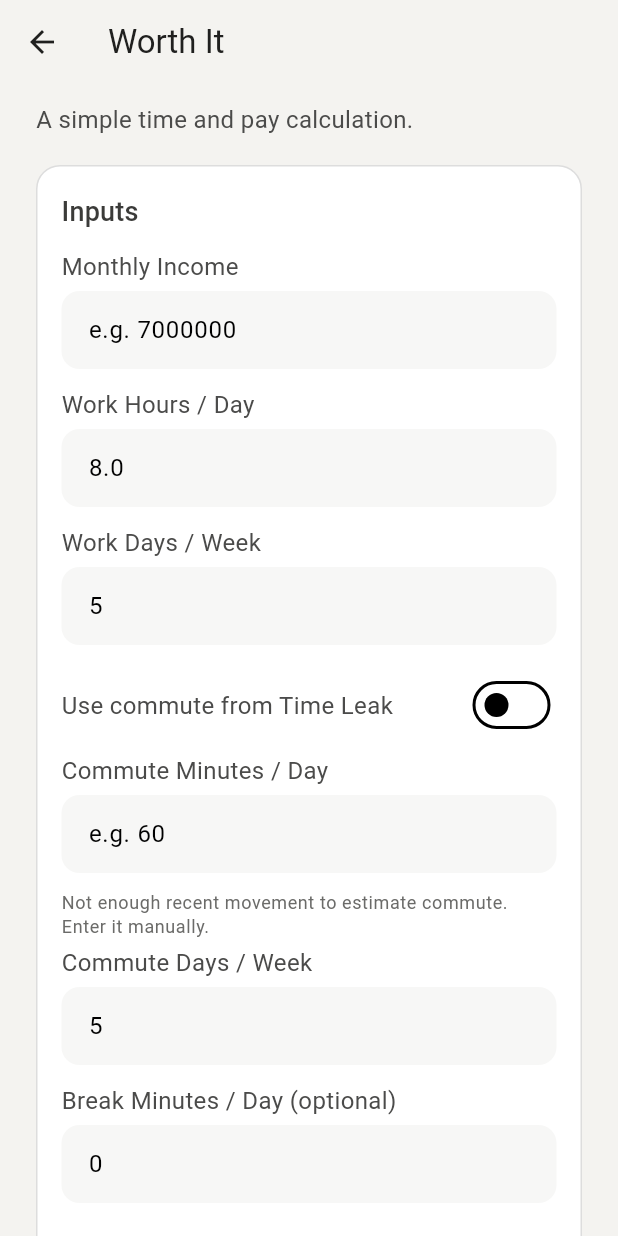
After one commit to izolama/time-leak, a Flutter app: the screen it shows after launch, after a tap on "Worth It calculator", on a phone screen of 412 x 824 dp. The commit adds this screen. Run offline on Flutter 3.47's test engine with Material 3 defaults, Android fonts, the phone set to English and light mode, and no system bars; our stand-ins replace get, permission_handler, shared_preferences; missing offline and left inert: activity_recognition_flutter.

Commit message:
Add Lapis 4 worth-it calculator layer

```diff
--- /dev/null
+++ b/lib/features/worth_it/worth_it_calculator.dart
@@ -0,0 +1,35 @@
+import 'worth_it_models.dart';
+
+const double _kWeeksPerMonth = 4.33;
+
+WorthItOutputs calculateWorthIt(WorthItInputs inputs) {
+  final workDaysPerMonth = inputs.workDaysPerWeek * _kWeeksPerMonth;
+  final commuteHoursPerDay = inputs.commuteMinutesPerDay / 60;
+  final breakHoursPerDay = inputs.breakMinutesPerDay / 60;
+
+  final timeCommittedPerDay =
+      inputs.workHoursPerDay + commuteHoursPerDay + breakHoursPerDay;
+  final workHoursPerMonth = inputs.workHoursPerDay * workDaysPerMonth;
+  final commuteHoursPerMonth =
+      commuteHoursPerDay * inputs.commuteDaysPerWeek * _kWeeksPerMonth;
+  final timeCommittedPerMonth = timeCommittedPerDay * workDaysPerMonth;
+
+  final commuteMinutesPerWorkHour =
+      (inputs.commuteMinutesPerDay / inputs.workHoursPerDay).round();
+
+  final hourlyWorkRate =
+      workHoursPerMonth == 0 ? 0 : inputs.monthlyIncome / workHoursPerMonth;
+  final effectiveHourlyRate =
+      timeCommittedPerMonth == 0
+          ? 0
+          : inputs.monthlyIncome / timeCommittedPerMonth;
+
+  return WorthItOutputs(
+    commuteMinutesPerWorkHour: commuteMinutesPerWorkHour,
+    hourlyWorkRate: hourlyWorkRate,
+    effectiveHourlyRate: effectiveHourlyRate,
+    workHoursPerMonth: workHoursPerMonth,
+    commuteHoursPerMonth: commuteHoursPerMonth,
+    timeCommittedPerMonth: timeCommittedPerMonth,
+  );
+}
--- /dev/null
+++ b/lib/features/worth_it/worth_it_controller.dart
@@ -0,0 +1,118 @@
+import 'package:get/get.dart';
+
+import '../../storage/local_storage.dart';
+import '../../utils/formatters.dart';
+import 'worth_it_calculator.dart';
+import 'worth_it_models.dart';
+
+class WorthItController extends GetxController {
+  WorthItController({LocalStorage? storage})
+    : _storage = storage ?? LocalStorage();
+
+  final LocalStorage _storage;
+
+  RxInt monthlyIncome = 0.obs;
+  RxDouble workHoursPerDay = 8.0.obs;
+  RxInt workDaysPerWeek = 5.obs;
+  RxInt commuteMinutesPerDay = 0.obs;
+  RxInt commuteDaysPerWeek = 5.obs;
+  RxBool useTimeLeakCommute = true.obs;
+  RxInt breakMinutesPerDay = 0.obs;
+
+  RxInt derivedCommuteMinutes = 0.obs;
+  RxBool commuteDataAvailable = true.obs;
+  RxBool commuteDataLoading = false.obs;
+
+  @override
+  void onInit() {
+    super.onInit();
+    _loadCommuteFromTimeLeak();
+  }
+
+  Future<void> _loadCommuteFromTimeLeak() async {
+    commuteDataLoading.value = true;
+    final records = await _storage.loadDailyRecords();
+    final now = DateTime.now();
+    final start = _dateOnly(now).subtract(const Duration(days: 6));
+
+    var totalSeconds = 0;
+    var days = 0;
+
+    for (final entry in records.entries) {
+      final date = _dateOnly(entry.key);
+      if (date.isBefore(start) || date.isAfter(now)) continue;
+      if (entry.value.movingSeconds >= 600) {
+        totalSeconds += entry.value.movingSeconds;
+        days++;
+      }
+    }
+
+    if (days >= 3) {
+      final avgMinutes = (totalSeconds / days / 60).round();
+      derivedCommuteMinutes.value = avgMinutes;
+      commuteDataAvailable.value = true;
+      commuteMinutesPerDay.value = avgMinutes;
+    } else {
+      derivedCommuteMinutes.value = 0;
+      commuteDataAvailable.value = false;
+      useTimeLeakCommute.value = false;
+    }
+    commuteDataLoading.value = false;
+  }
+
+  void toggleUseTimeLeakCommute(bool enabled) {
+    useTimeLeakCommute.value = enabled;
+    if (enabled) {
+      _loadCommuteFromTimeLeak();
+    }
+  }
+
+  int get activeCommuteMinutesPerDay {
+    if (useTimeLeakCommute.value && commuteDataAvailable.value) {
+      return derivedCommuteMinutes.value;
+    }
+    return commuteMinutesPerDay.value;
+  }
+
+  bool get isValid {
+    final incomeValid = monthlyIncome.value > 0;
+    final workHoursValid =
+        workHoursPerDay.value >= 1 && workHoursPerDay.value <= 16;
+    final workDaysValid =
+        workDaysPerWeek.value >= 1 && workDaysPerWeek.value <= 7;
+    final commuteDaysValid =
+        commuteDaysPerWeek.value >= 1 && commuteDaysPerWeek.value <= 7;
+    final commuteValid =
+        activeCommuteMinutesPerDay >= 0 &&
+        activeCommuteMinutesPerDay <= 360 &&
+        (!useTimeLeakCommute.value || commuteDataAvailable.value);
+    final breakValid =
+        breakMinutesPerDay.value >= 0 && breakMinutesPerDay.value <= 360;
+    return incomeValid &&
+        workHoursValid &&
+        workDaysValid &&
+        commuteDaysValid &&
+        commuteValid &&
+        breakValid;
+  }
+
+  WorthItOutputs computeOutputs() {
+    final inputs = WorthItInputs(
+      monthlyIncome: monthlyIncome.value,
+      workHoursPerDay: workHoursPerDay.value,
+      workDaysPerWeek: workDaysPerWeek.value,
+      commuteMinutesPerDay: activeCommuteMinutesPerDay,
+      commuteDaysPerWeek: commuteDaysPerWeek.value,
+      breakMinutesPerDay: breakMinutesPerDay.value,
+    );
+    return calculateWorthIt(inputs);
+  }
+
+  String formatCurrency(int value) => formatCurrencyIDR(value);
+
+  String formatHours(double value) => formatHoursOneDecimal(value);
+}
+
+DateTime _dateOnly(DateTime value) {
+  return DateTime(value.year, value.month, value.day);
+}
--- /dev/null
+++ b/lib/features/worth_it/worth_it_models.dart
@@ -0,0 +1,35 @@
+class WorthItInputs {
+  WorthItInputs({
+    required this.monthlyIncome,
+    required this.workHoursPerDay,
+    required this.workDaysPerWeek,
+    required this.commuteMinutesPerDay,
+    required this.commuteDaysPerWeek,
+    required this.breakMinutesPerDay,
+  });
+
+  final int monthlyIncome;
+  final double workHoursPerDay;
+  final int workDaysPerWeek;
+  final int commuteMinutesPerDay;
+  final int commuteDaysPerWeek;
+  final int breakMinutesPerDay;
+}
+
+class WorthItOutputs {
+  WorthItOutputs({
+    required this.commuteMinutesPerWorkHour,
+    required this.hourlyWorkRate,
+    required this.effectiveHourlyRate,
+    required this.workHoursPerMonth,
+    required this.commuteHoursPerMonth,
+    required this.timeCommittedPerMonth,
+  });
+
+  final int commuteMinutesPerWorkHour;
+  final double hourlyWorkRate;
+  final double effectiveHourlyRate;
+  final double workHoursPerMonth;
+  final double commuteHoursPerMonth;
+  final double timeCommittedPerMonth;
+}
--- /dev/null
+++ b/lib/features/worth_it/worth_it_screen.dart
@@ -0,0 +1,402 @@
+import 'package:flutter/material.dart';
+import 'package:get/get.dart';
+
+import '../../utils/formatters.dart';
+import 'worth_it_controller.dart';
+import 'worth_it_models.dart';
+
+class WorthItCalculatorScreen extends StatefulWidget {
+  const WorthItCalculatorScreen({super.key});
+
+  @override
+  State<WorthItCalculatorScreen> createState() =>
+      _WorthItCalculatorScreenState();
+}
+
+class _WorthItCalculatorScreenState extends State<WorthItCalculatorScreen> {
+  late final WorthItController controller;
+
+  late final TextEditingController incomeController;
+  late final TextEditingController workHoursController;
+  late final TextEditingController workDaysController;
+  late final TextEditingController commuteMinutesController;
+  late final TextEditingController commuteDaysController;
+  late final TextEditingController breakMinutesController;
+
+  @override
+  void initState() {
+    super.initState();
+    controller =
+        Get.isRegistered<WorthItController>()
+            ? Get.find<WorthItController>()
+            : Get.put(WorthItController());
+
+    incomeController = TextEditingController(
+      text: _zeroAsEmpty(controller.monthlyIncome),
+    );
+    workHoursController = TextEditingController(
+      text: controller.workHoursPerDay.value.toString(),
+    );
+    workDaysController = TextEditingController(
+      text: controller.workDaysPerWeek.value.toString(),
+    );
+    commuteMinutesController = TextEditingController(
+      text:
+          controller.commuteMinutesPerDay.value == 0
+              ? ''
+              : controller.commuteMinutesPerDay.value.toString(),
+    );
+    commuteDaysController = TextEditingController(
+      text: controller.commuteDaysPerWeek.value.toString(),
+    );
+    breakMinutesController = TextEditingController(
+      text:
+          controller.breakMinutesPerDay.value == 0
+              ? ''
+              : controller.breakMinutesPerDay.value.toString(),
+    );
+
+    incomeController.addListener(_onIncomeChanged);
+    workHoursController.addListener(_onWorkHoursChanged);
+    workDaysController.addListener(_onWorkDaysChanged);
+    commuteMinutesController.addListener(_onCommuteMinutesChanged);
+    commuteDaysController.addListener(_onCommuteDaysChanged);
+    breakMinutesController.addListener(_onBreakMinutesChanged);
+  }
+
+  @override
+  void dispose() {
+    incomeController.dispose();
+    workHoursController.dispose();
+    workDaysController.dispose();
+    commuteMinutesController.dispose();
+    commuteDaysController.dispose();
+    breakMinutesController.dispose();
+    super.dispose();
+  }
+
+  @override
+  Widget build(BuildContext context) {
+    return Scaffold(
+      appBar: AppBar(
+        title: const Text('Worth It'),
+        backgroundColor: Colors.transparent,
+        elevation: 0,
+        foregroundColor: const Color(0xFF20201F),
+      ),
+      body: SafeArea(
+        child: SingleChildScrollView(
+          padding: const EdgeInsets.symmetric(horizontal: 24, vertical: 12),
+          child: Obx(() {
+            final hasData = controller.isValid;
+            final outputs = hasData ? controller.computeOutputs() : null;
+            return Column(
+              crossAxisAlignment: CrossAxisAlignment.start,
+              children: [
+                Text(
+                  'A simple time and pay calculation.',
+                  style: Theme.of(context).textTheme.bodyMedium?.copyWith(
+                    color: const Color(0xFF4B4B4A),
+                  ),
+                ),
+                const SizedBox(height: 20),
+                _buildInputCard(context),
+                const SizedBox(height: 20),
+                if (hasData && outputs != null) _buildResults(context, outputs),
+                const SizedBox(height: 16),
+                Text(
+                  'Estimates are based on your inputs and recent moving time. No location data is used.',
+                  style: Theme.of(context).textTheme.bodySmall?.copyWith(
+                    color: const Color(0xFF7A7A78),
+                    height: 1.4,
+                  ),
+                ),
+              ],
+            );
+          }),
+        ),
+      ),
+    );
+  }
+
+  Widget _buildInputCard(BuildContext context) {
+    final noteStyle = Theme.of(
+      context,
+    ).textTheme.bodySmall?.copyWith(color: const Color(0xFF6B6B69));
+    return Container(
+      width: double.infinity,
+      padding: const EdgeInsets.all(16),
+      decoration: BoxDecoration(
+        color: Colors.white,
+        borderRadius: BorderRadius.circular(16),
+        border: Border.all(color: const Color(0x22000000)),
+      ),
+      child: Column(
+        crossAxisAlignment: CrossAxisAlignment.start,
+        children: [
+          Text('Inputs', style: Theme.of(context).textTheme.titleMedium),
+          const SizedBox(height: 12),
+          _InputField(
+            label: 'Monthly Income',
+            controller: incomeController,
+            keyboardType: TextInputType.number,
+            placeholder: 'e.g. 7000000',
+          ),
+          _InputField(
+            label: 'Work Hours / Day',
+            controller: workHoursController,
+            keyboardType: const TextInputType.numberWithOptions(decimal: true),
+            placeholder: 'e.g. 8',
+          ),
+          _InputField(
+            label: 'Work Days / Week',
+            controller: workDaysController,
+            keyboardType: TextInputType.number,
+            placeholder: 'e.g. 5',
+          ),
+          const SizedBox(height: 4),
+          Row(
+            mainAxisAlignment: MainAxisAlignment.spaceBetween,
+            children: [
+              Text(
+                'Use commute from Time Leak',
+                style: Theme.of(context).textTheme.bodyMedium,
+              ),
+              Switch(
+                value: controller.useTimeLeakCommute.value,
+                activeColor: const Color(0xFF20201F),
+                onChanged: (enabled) {
+                  controller.toggleUseTimeLeakCommute(enabled);
+                },
+              ),
+            ],
+          ),
+          const SizedBox(height: 8),
+          if (controller.useTimeLeakCommute.value)
+            _CommuteFromTimeLeak(controller: controller, noteStyle: noteStyle),
+          if (!controller.useTimeLeakCommute.value) ...[
+            _InputField(
+              label: 'Commute Minutes / Day',
+              controller: commuteMinutesController,
+              keyboardType: TextInputType.number,
+              placeholder: 'e.g. 60',
+            ),
+            if (!controller.commuteDataAvailable.value)
+              Padding(
+                padding: const EdgeInsets.only(bottom: 4),
+                child: Text(
+                  'Not enough recent movement to estimate commute. Enter it manually.',
+                  style: noteStyle,
+                ),
+              ),
+          ],
+          _InputField(
+            label: 'Commute Days / Week',
+            controller: commuteDaysController,
+            keyboardType: TextInputType.number,
+            placeholder: controller.workDaysPerWeek.value.toString(),
+          ),
+          _InputField(
+            label: 'Break Minutes / Day (optional)',
+            controller: breakMinutesController,
+            keyboardType: TextInputType.number,
+            placeholder: '0',
+          ),
+          if (!controller.isValid)
+            Padding(
+              padding: const EdgeInsets.only(top: 8),
+              child: Text(
+                'Enter realistic values to see the calculation.',
+                style: noteStyle,
+              ),
+            ),
+        ],
+      ),
+    );
+  }
+
+  Widget _buildResults(BuildContext context, WorthItOutputs outputs) {
+    final commuteMinutesPerWorkHour = outputs.commuteMinutesPerWorkHour;
+    return Column(
+      children: [
+        _ResultCard(
+          title: 'Commute impact',
+          body:
+              'Each work hour includes ~${commuteMinutesPerWorkHour} min of commute.',
+        ),
+        const SizedBox(height: 12),
+        _ResultCard(
+          title: 'Effective hourly rate',
+          body:
+              'Work-only rate: ${controller.formatCurrency(outputs.hourlyWorkRate.round())} / hour\n'
+              'Effective rate: ${controller.formatCurrency(outputs.effectiveHourlyRate.round())} / hour (includes commute)',
+        ),
+        const SizedBox(height: 12),
+        _ResultCard(
+          title: 'Monthly time committed',
+          body:
+              'Work: ${formatHoursOneDecimal(outputs.workHoursPerMonth)}\nCommute: ${formatHoursOneDecimal(outputs.commuteHoursPerMonth)}\nTotal: ${formatHoursOneDecimal(outputs.timeCommittedPerMonth)}',
+        ),
+      ],
+    );
+  }
+
+  void _onIncomeChanged() {
+    final cleaned = incomeController.text.replaceAll(RegExp(r'[^0-9]'), '');
+    if (cleaned != incomeController.text) {
+      incomeController.value = incomeController.value.copyWith(
+        text: cleaned,
+        selection: TextSelection.collapsed(offset: cleaned.length),
+      );
+    }
+    controller.monthlyIncome.value = int.tryParse(cleaned) ?? 0;
+  }
+
+  void _onWorkHoursChanged() {
+    controller.workHoursPerDay.value =
+        double.tryParse(workHoursController.text) ?? 0;
+  }
+
+  void _onWorkDaysChanged() {
+    controller.workDaysPerWeek.value =
+        int.tryParse(workDaysController.text) ?? 0;
+  }
+
+  void _onCommuteMinutesChanged() {
+    controller.commuteMinutesPerDay.value =
+        int.tryParse(commuteMinutesController.text) ?? 0;
+  }
+
+  void _onCommuteDaysChanged() {
+    controller.commuteDaysPerWeek.value =
+        int.tryParse(commuteDaysController.text) ?? 0;
+  }
+
+  void _onBreakMinutesChanged() {
+    controller.breakMinutesPerDay.value =
+        int.tryParse(breakMinutesController.text) ?? 0;
+  }
+
+  String _zeroAsEmpty(RxInt value) {
+    return value.value == 0 ? '' : value.value.toString();
+  }
+}
+
+class _InputField extends StatelessWidget {
+  const _InputField({
+    required this.label,
+    required this.controller,
+    this.keyboardType,
+    this.placeholder,
+  });
+
+  final String label;
+  final TextEditingController controller;
+  final TextInputType? keyboardType;
+  final String? placeholder;
+
+  @override
+  Widget build(BuildContext context) {
+    return Padding(
+      padding: const EdgeInsets.only(bottom: 12),
+      child: Column(
+        crossAxisAlignment: CrossAxisAlignment.start,
+        children: [
+          Text(label, style: Theme.of(context).textTheme.bodyMedium),
+          const SizedBox(height: 6),
+          TextField(
+            controller: controller,
+            keyboardType: keyboardType,
+            decoration: InputDecoration(
+              hintText: placeholder,
+              filled: true,
+              fillColor: const Color(0xFFF7F7F6),
+              border: OutlineInputBorder(
+                borderRadius: BorderRadius.circular(12),
+                borderSide: BorderSide.none,
+              ),
+              contentPadding: const EdgeInsets.symmetric(
+                horizontal: 14,
+                vertical: 14,
+              ),
+            ),
+          ),
+        ],
+      ),
+    );
+  }
+}
+
+class _CommuteFromTimeLeak extends StatelessWidget {
+  const _CommuteFromTimeLeak({
+    required this.controller,
+    required this.noteStyle,
+  });
+
+  final WorthItController controller;
+  final TextStyle? noteStyle;
+
+  @override
+  Widget build(BuildContext context) {
+    if (controller.commuteDataLoading.value) {
+      return const Padding(
+        padding: EdgeInsets.symmetric(vertical: 8),
+        child: LinearProgressIndicator(minHeight: 4, color: Color(0xFF20201F)),
+      );
+    }
+
+    return Container(
+      padding: const EdgeInsets.all(12),
+      decoration: BoxDecoration(
+        color: const Color(0xFFF4F3F0),
+        borderRadius: BorderRadius.circular(12),
+      ),
+      child: Column(
+        crossAxisAlignment: CrossAxisAlignment.start,
+        children: [
+          Text(
+            'Commute Minutes / Day',
+            style: Theme.of(context).textTheme.bodyMedium,
+          ),
+          const SizedBox(height: 6),
+          Text(
+            '${controller.derivedCommuteMinutes.value} minutes',
+            style: Theme.of(
+              context,
+            ).textTheme.titleMedium?.copyWith(fontWeight: FontWeight.w600),
+          ),
+          const SizedBox(height: 4),
+          Text('Based on the last 7 days.', style: noteStyle),
+        ],
+      ),
+    );
+  }
+}
+
+class _ResultCard extends StatelessWidget {
+  const _ResultCard({required this.title, required this.body});
+
+  final String title;
+  final String body;
+
+  @override
+  Widget build(BuildContext context) {
+    return Container(
+      width: double.infinity,
+      padding: const EdgeInsets.all(16),
+      decoration: BoxDecoration(
+        color: Colors.white,
+        borderRadius: BorderRadius.circular(16),
+        border: Border.all(color: const Color(0x22000000)),
+      ),
+      child: Column(
+        crossAxisAlignment: CrossAxisAlignment.start,
+        children: [
+          Text(title, style: Theme.of(context).textTheme.titleMedium),
+          const SizedBox(height: 8),
+          Text(body, style: Theme.of(context).textTheme.bodyMedium),
+        ],
+      ),
+    );
+  }
+}
--- a/lib/ui/home_screen.dart
+++ b/lib/ui/home_screen.dart
@@ -5,6 +5,7 @@ import '../controllers/motion_controller.dart';
 import '../controllers/permission_controller.dart';
 import '../controllers/time_controller.dart';
 import '../meaning/meaning_screen.dart';
+import '../features/worth_it/worth_it_screen.dart';
 import '../services/motion_service.dart';
 
 class HomeScreen extends StatelessWidget {
@@ -55,6 +56,10 @@ class HomeScreen extends StatelessWidget {
               TextButton(
                 onPressed: () => Get.to(() => const MeaningScreen()),
                 child: const Text('See what this time means'),
+              ),
+              TextButton(
+                onPressed: () => Get.to(() => const WorthItCalculatorScreen()),
+                child: const Text('Worth It calculator'),
               ),
               const Spacer(),
               Obx(() {
--- /dev/null
+++ b/lib/utils/formatters.dart
@@ -0,0 +1,25 @@
+String formatCurrencyIDR(int value) {
+  final buffer = StringBuffer();
+  final digits = value.abs().toString();
+  for (int i = 0; i < digits.length; i++) {
+    final positionFromEnd = digits.length - i;
+    buffer.write(digits[i]);
+    if (positionFromEnd > 1 && positionFromEnd % 3 == 1) {
+      buffer.write('.');
+    }
+  }
+  final formatted = buffer.toString();
+  return value < 0 ? '-Rp $formatted' : 'Rp $formatted';
+}
+
+String formatHoursOneDecimal(double hours) {
+  return '${hours.toStringAsFixed(1)}h';
+}
+
+String formatHHMM(int totalMinutes) {
+  final hours = totalMinutes ~/ 60;
+  final minutes = totalMinutes % 60;
+  if (hours == 0) return '${minutes}m';
+  if (minutes == 0) return '${hours}h';
+  return '${hours}h ${minutes}m';
+}
```
